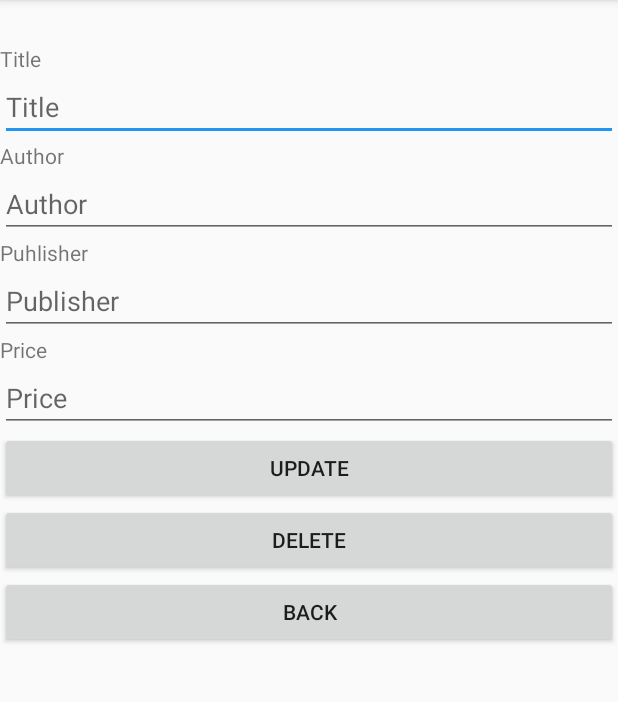
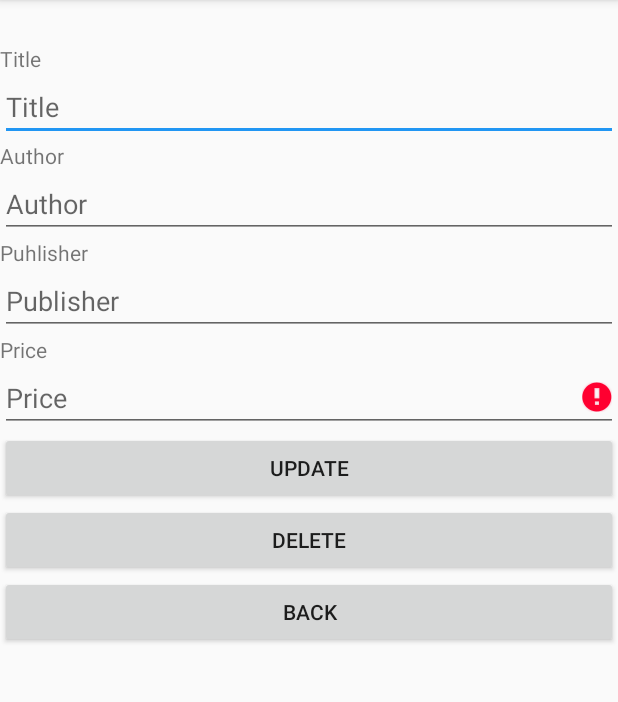
Before and after one commit to andersbor/androidRetrofitBookstore, an Android app: the SingleBookActivity screen opened directly, with no data from a screen before it, after a tap on "UPDATE", on a phone screen of 412 x 824 dp, the part 84-786 px from its top. Run offline under Robolectric (Android 15) with nearby library versions, the phone set to English and light mode, and no system bars; 6 statements that could not run were skipped.

```diff
--- a/app/build.gradle
+++ b/app/build.gradle
@@ -29,6 +29,7 @@ dependencies {
     implementation 'com.squareup.retrofit2:retrofit:2.7.1'
     implementation 'com.squareup.retrofit2:converter-gson:2.7.1'
     implementation 'com.google.android.material:material:1.1.0'
+    implementation 'androidx.swiperefreshlayout:swiperefreshlayout:1.0.0'
     testImplementation 'junit:junit:4.12'
     androidTestImplementation 'androidx.test.ext:junit:1.1.1'
     androidTestImplementation 'androidx.test.espresso:espresso-core:3.2.0'
--- a/app/src/main/java/dk/easj/anbo/retrofitbookstore/BookStoreService.java
+++ b/app/src/main/java/dk/easj/anbo/retrofitbookstore/BookStoreService.java
@@ -4,10 +4,13 @@ import java.util.List;
 
 import retrofit2.Call;
 import retrofit2.http.Body;
+import retrofit2.http.DELETE;
 import retrofit2.http.GET;
 import retrofit2.http.POST;
 import retrofit2.http.Field;
 import retrofit2.http.FormUrlEncoded;
+import retrofit2.http.PUT;
+import retrofit2.http.Path;
 
 
 public interface BookStoreService {
@@ -24,4 +27,10 @@ public interface BookStoreService {
 
     @POST("books")
     Call<Book> saveBookBody(@Body Book book);
+
+    @DELETE("books/{id}")
+    Call<Book> deleteBook(@Path("id") int id);
+
+    @PUT("books/{bookId}")
+    Call<Book> updateBook(@Path("bookId") int bookId, @Body Book book);
 }
--- a/app/src/main/java/dk/easj/anbo/retrofitbookstore/SingleBookActivity.java
+++ b/app/src/main/java/dk/easj/anbo/retrofitbookstore/SingleBookActivity.java
@@ -8,44 +8,114 @@ import android.util.Log;
 import android.view.View;
 import android.widget.EditText;
 import android.widget.TextView;
+import android.widget.Toast;
+
+import retrofit2.Call;
+import retrofit2.Callback;
+import retrofit2.Response;
 
 public class SingleBookActivity extends AppCompatActivity {
     public static final String BOOK = "BOOK";
     private static final String LOG_TAG = "MYBOOKS";
+    private Book book;
 
     @Override
     protected void onCreate(Bundle savedInstanceState) {
         super.onCreate(savedInstanceState);
         setContentView(R.layout.activity_single_book);
         Intent intent = getIntent();
-        Book book = (Book) intent.getSerializableExtra(BOOK);
+        book = (Book) intent.getSerializableExtra(BOOK);
 
         Log.d(LOG_TAG, book.toString());
         TextView headingView = findViewById(R.id.book_heading_textview);
         headingView.setText("Book Id=" + book.getId());
 
-        EditText titleView = findViewById(R.id.book_title_edittext);
+        EditText titleView = findViewById(R.id.singleBookTitleEditText);
         titleView.setText(book.getTitle());
 
-        EditText authorView = findViewById(R.id.book_author_edittext);
+        EditText authorView = findViewById(R.id.singleBookAuthorEditText);
         authorView.setText(book.getAuthor());
 
-        EditText publisherView = findViewById(R.id.book_publisher_edittext);
+        EditText publisherView = findViewById(R.id.singleBookPublisherEditText);
         publisherView.setText(book.getPublisher());
 
-        EditText priceView = findViewById(R.id.book_price_edittext);
+        EditText priceView = findViewById(R.id.singleBookPriceEditText);
         priceView.setText(Double.toString(book.getPrice()));
     }
 
     public void backButtonClicked(View view) {
+        Log.d(LOG_TAG, "backButtonClicked");
         finish();
     }
 
     public void deleteBookButtonClicked(View view) {
-        // TODO DELETE Retrofit
+        Log.d(LOG_TAG, "deleteBookButtonClicked");
+        BookStoreService bookStoreService = ApiUtils.getBookStoreService();
+        Log.d(LOG_TAG, "bookStoreService");
+        int bookId = book.getId();
+        Log.d(LOG_TAG, "bookId " + bookId);
+        Call<Book> deleteBookCall = bookStoreService.deleteBook(bookId);
+        Log.d(LOG_TAG, "deleteBookCall");
+        /*try {
+            Thread.sleep(20000);
+        } catch (InterruptedException e) {
+            e.printStackTrace();
+        }*/
+        deleteBookCall.enqueue(new Callback<Book>() {
+            @Override
+            public void onResponse(Call<Book> call, Response<Book> response) {
+                if (response.isSuccessful()) {
+                    //Snackbar.make(view, "Book deleted, id: " + book.getId(), Snackbar.LENGTH_LONG).show();
+                    String message = "Book deleted, id: " + book.getId();
+                    Toast.makeText(getBaseContext(), message, Toast.LENGTH_SHORT).show();
+                    Log.d(LOG_TAG, message);
+                } else {
+                    //Snackbar.make(view, "Problem: " + response.code() + " " + response.message(), Snackbar.LENGTH_LONG).show();
+                    TextView messageView = findViewById(R.id.singleBookMessageTextView);
+                    String problem = call.request().url() + "\n" + response.code() + " " + response.message();
+                    messageView.setText(problem);
+                    //Toast.makeText(getBaseContext(), problem, Toast.LENGTH_SHORT).show();
+                    Log.e(LOG_TAG, problem);
+                }
+
+            }
+
+            @Override
+            public void onFailure(Call<Book> call, Throwable t) {
+                //Snackbar.make(view, "Problem: " + t.getMessage(), Snackbar.LENGTH_LONG).show();
+                Log.e(LOG_TAG, "Problem: " + t.getMessage());
+            }
+        });
+
     }
 
     public void updateBookButtonClicked(View view) {
+        Log.d(LOG_TAG, "updateBookButtonClicked");
         // TODO UPDATE Retrofit
+
+        EditText authorField = findViewById(R.id.singleBookAuthorEditText);
+        EditText titleField = findViewById(R.id.singleBookTitleEditText);
+        EditText publisherField = findViewById(R.id.singleBookPublisherEditText);
+        EditText priceField = findViewById(R.id.singleBookPriceEditText);
+
+        String author = authorField.getText().toString().trim();
+        // TODO check if author is empty string?
+        String title = titleField.getText().toString().trim();
+        String publisher = publisherField.getText().toString().trim();
+        String priceString = priceField.getText().toString().trim();
+
+        double price = 0.0;
+        try {
+            price = Double.parseDouble(priceString);
+        } catch (NumberFormatException ex) {
+            priceField.setError("Not a valid price");
+            return;
+        }
+        Book book = new Book();
+        book.setAuthor(author);
+        book.setTitle(title);
+        book.setPublisher(publisher);
+        book.setPrice(price);
+        Log.d(LOG_TAG, "Update " + book);
     }
 }
--- a/app/src/main/res/layout/activity_single_book.xml
+++ b/app/src/main/res/layout/activity_single_book.xml
@@ -1,10 +1,15 @@
 <?xml version="1.0" encoding="utf-8"?>
-<LinearLayout xmlns:android="http://schemas.android.com/apk/res/android"
+<androidx.coordinatorlayout.widget.CoordinatorLayout xmlns:android="http://schemas.android.com/apk/res/android"
     xmlns:tools="http://schemas.android.com/tools"
     android:layout_width="match_parent"
+    android:layout_height="wrap_content"
+    tools:context="dk.easj.anbo.retrofitbookstore.SingleBookActivity">
+    <!-- SnackBar requires CoordinatorLayout -->
+
+    <LinearLayout
+        android:layout_width="match_parent"
         android:layout_height="match_parent"
-    android:orientation="vertical"
-    tools:context="dk.easj.anbo.retrofitbookstore.SingleBookActivity">
+        android:orientation="vertical">
 
         <TextView
             android:id="@+id/book_heading_textview"
@@ -24,11 +29,11 @@
                 <TextView
                     android:layout_width="wrap_content"
                     android:layout_height="wrap_content"
-                android:labelFor="@id/book_title_edittext"
+                    android:labelFor="@id/singleBookTitleEditText"
                     android:text="Title" />
 
                 <EditText
-                android:id="@+id/book_title_edittext"
+                    android:id="@+id/singleBookTitleEditText"
                     android:layout_width="match_parent"
                     android:layout_height="wrap_content"
                     android:hint="Title"
@@ -37,11 +42,11 @@
                 <TextView
                     android:layout_width="wrap_content"
                     android:layout_height="wrap_content"
-                android:labelFor="@+id/book_author_edittext"
+                    android:labelFor="@+id/singleBookAuthorEditText"
                     android:text="Author" />
 
                 <EditText
-                android:id="@+id/book_author_edittext"
+                    android:id="@+id/singleBookAuthorEditText"
                     android:layout_width="match_parent"
                     android:layout_height="wrap_content"
                     android:hint="Author"
@@ -50,11 +55,11 @@
                 <TextView
                     android:layout_width="wrap_content"
                     android:layout_height="wrap_content"
-                android:labelFor="@id/book_publisher_edittext"
+                    android:labelFor="@id/singleBookPublisherEditText"
                     android:text="Puhlisher" />
 
                 <EditText
-                android:id="@+id/book_publisher_edittext"
+                    android:id="@+id/singleBookPublisherEditText"
                     android:layout_width="match_parent"
                     android:layout_height="wrap_content"
                     android:hint="Publisher"
@@ -63,11 +68,11 @@
                 <TextView
                     android:layout_width="wrap_content"
                     android:layout_height="wrap_content"
-                android:labelFor="@+id/book_price_edittext"
+                    android:labelFor="@+id/singleBookPriceEditText"
                     android:text="Price" />
 
                 <EditText
-                android:id="@+id/book_price_edittext"
+                    android:id="@+id/singleBookPriceEditText"
                     android:layout_width="match_parent"
                     android:layout_height="wrap_content"
                     android:hint="Price"
@@ -92,9 +97,10 @@
                     android:text="Back" />
 
                 <TextView
-                android:id="@+id/book_message_textview"
+                    android:id="@+id/singleBookMessageTextView"
                     android:layout_width="wrap_content"
                     android:layout_height="wrap_content" />
             </LinearLayout>
         </ScrollView>
     </LinearLayout>
+</androidx.coordinatorlayout.widget.CoordinatorLayout>
```
Also changed, not shown: app/src/main/java/dk/easj/anbo/retrofitbookstore/AddBookActivity.java (+6 -2 lines), app/src/main/java/dk/easj/anbo/retrofitbookstore/MainActivity.java (+20 -5 lines), app/src/main/res/layout/content_main.xml (+9 -12 lines). Lines whose indentation alone changed are shown as unchanged.
